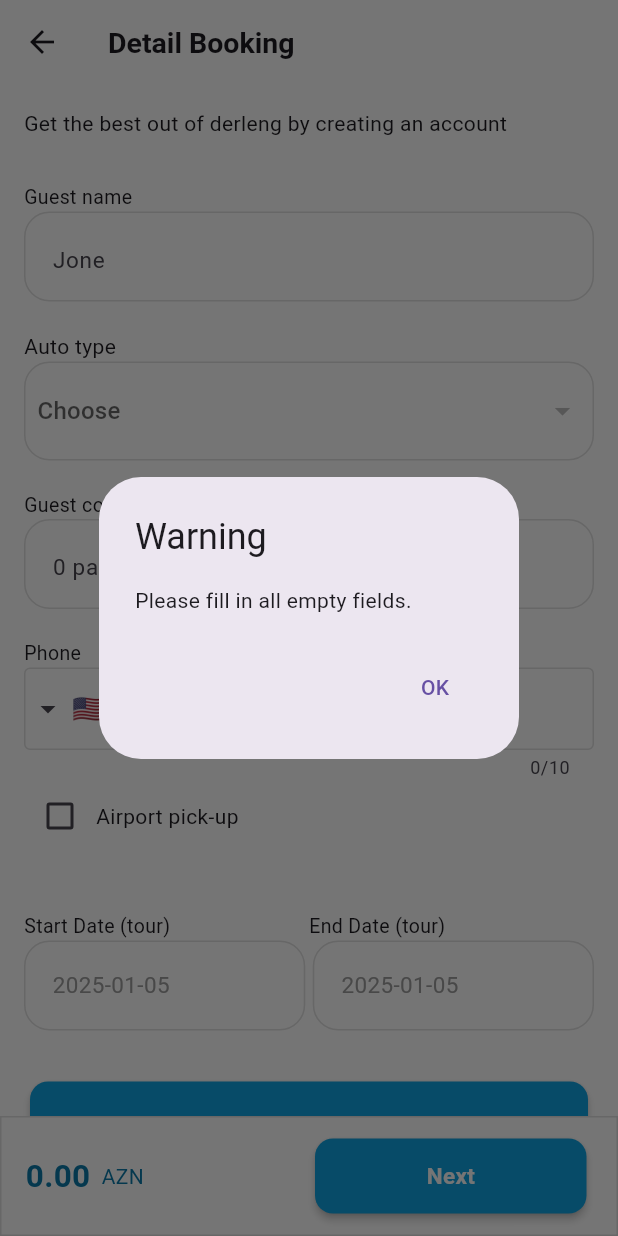
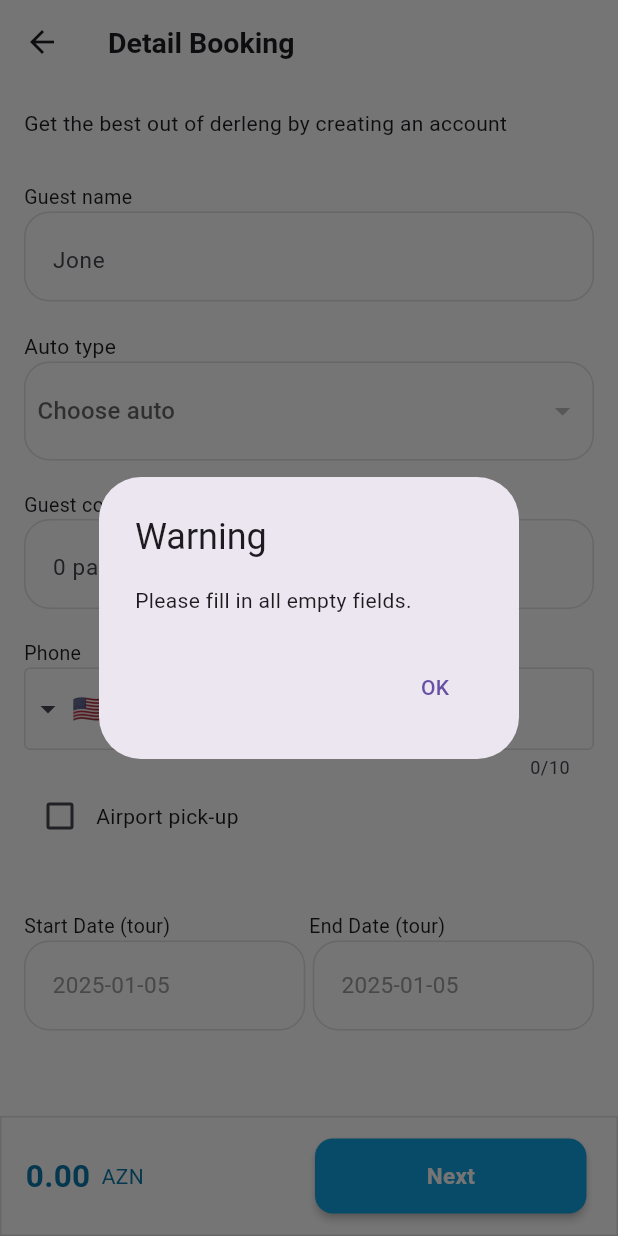
Before and after one commit to HasanShukurof/Tripaz-with-Backend, a Flutter app: the DetailBookingScreen screen opened directly with empty values, after a tap on "Next", on a phone screen of 412 x 824 dp. Run offline on Flutter 3.47's test engine with Material 3 defaults, Android fonts, the phone set to English and light mode, and no system bars; drawn by our look-alikes of intl_phone_field; our stand-ins replace cached_network_image, dio, image_picker, shared_preferences; accounts and stored records are empty; network calls fail.

Commit message:
Calculate fixed

```diff
--- a/lib/main.dart
+++ b/lib/main.dart
@@ -75,7 +75,7 @@ class TripazApp extends StatelessWidget {
       theme: ThemeData(
         primarySwatch: Colors.blue,
       ),
-      home: const BottomNavBar(),
+      home: const LoginScreen(),
     );
   }
 }
--- a/lib/viewmodels/detail_booking_view_model.dart
+++ b/lib/viewmodels/detail_booking_view_model.dart
@@ -9,7 +9,7 @@ class DetailBookingViewModel extends ChangeNotifier {
   String? _errorMessage;
   bool _isLoading = false;
   List<CarTypeModel> _carTypes = [];
-  String? _selectedCarName;
+  String? _selectedCarName; // Başlangıçta null
 
   DetailBookingViewModel(this._mainRepository);
 
@@ -37,17 +37,17 @@ class DetailBookingViewModel extends ChangeNotifier {
     _isLoading = true;
     _errorMessage = null;
     notifyListeners();
-    print("fetchDetailBooking metodu başladı"); // Eklendi
+    print("fetchDetailBooking metodu başladı");
 
     try {
       _detailBooking = await _mainRepository.getDetailBooking(tourId);
       print(
-          "fetchDetailBooking: _detailBooking alındı. Değerler: ${_detailBooking?.toJson()}"); //eklendi
+          "fetchDetailBooking: _detailBooking alındı. Değerler: ${_detailBooking?.toJson()}");
     } catch (e) {
       _errorMessage = 'Rezervasyon detayları yüklenirken bir hata oluştu: $e';
-      print("fetchDetailBooking hata: $e"); //eklendi
+      print("fetchDetailBooking hata: $e");
     } finally {
-      print("fetchDetailBooking finally çalıştı"); // Eklendi
+      print("fetchDetailBooking finally çalıştı");
       _isLoading = false;
       notifyListeners();
     }
@@ -60,9 +60,6 @@ class DetailBookingViewModel extends ChangeNotifier {
 
     try {
       _carTypes = await _mainRepository.getCarTypes(tourId);
-      if (_carTypes.isNotEmpty) {
-        _selectedCarName = _carTypes.first.carName;
-      }
     } catch (e) {
       _errorMessage = 'Araç tipleri yüklenirken bir hata oluştu: $e';
     } finally {
--- a/lib/views/detail_booking_screen.dart
+++ b/lib/views/detail_booking_screen.dart
@@ -2,6 +2,7 @@ import 'package:flutter/material.dart';
 import 'package:intl_phone_field/intl_phone_field.dart';
 import 'package:provider/provider.dart';
 import 'package:tripaz_app/viewmodels/detail_booking_view_model.dart';
+import 'package:tripaz_app/views/home_screen.dart';
 
 import '../models/car_type_model.dart';
 
@@ -80,6 +81,7 @@ class _DetailBookingScreenState extends State<DetailBookingScreen> {
     if (picked != null && picked != pickUpTime) {
       setState(() {
         pickUpTime = picked;
+        calculate();
       });
     }
   }
@@ -94,6 +96,7 @@ class _DetailBookingScreenState extends State<DetailBookingScreen> {
     if (picked != null) {
       setState(() {
         pickUpDate = picked;
+        calculate();
       });
     }
   }
@@ -127,6 +130,7 @@ class _DetailBookingScreenState extends State<DetailBookingScreen> {
       } else {
         setState(() {
           startDate = picked;
+          calculate();
         });
       }
     }
@@ -161,6 +165,7 @@ class _DetailBookingScreenState extends State<DetailBookingScreen> {
       } else {
         setState(() {
           endDate = picked;
+          calculate();
         });
       }
     }
@@ -290,10 +295,16 @@ class _DetailBookingScreenState extends State<DetailBookingScreen> {
                                   child: DropdownButton<String>(
                                     underline: const SizedBox(),
                                     isExpanded: true,
-                                    hint: const Text("Choose"),
+                                    hint: viewModelConsumer.selectedCarName ==
+                                            null
+                                        ? const Text("Choose auto")
+                                        : null,
                                     value: viewModelConsumer.selectedCarName,
                                     onChanged: (value) {
-                                      viewModel.selectCarName(value!);
+                                      if (value != null) {
+                                        viewModel.selectCarName(value);
+                                        calculate();
+                                      }
                                     },
                                     items: viewModel.carTypes.map((carType) {
                                       return DropdownMenuItem<String>(
@@ -653,30 +664,6 @@ class _DetailBookingScreenState extends State<DetailBookingScreen> {
                               const SizedBox(
                                 height: 30,
                               ),
-                              GestureDetector(
-                                onTap: () => calculate(),
-                                child: const Card(
-                                  elevation: 2.2,
-                                  color: Color(0XFFF0FA3E2),
-                                  child: SizedBox(
-                                    height: 60,
-                                    child: Align(
-                                      alignment: Alignment.center,
-                                      child: Text(
-                                        "Calculate",
-                                        style: TextStyle(
-                                          fontWeight: FontWeight.bold,
-                                          color: Colors.white,
-                                          fontSize: 15,
-                                        ),
-                                      ),
-                                    ),
-                                  ),
-                                ),
-                              ),
-                              const SizedBox(
-                                height: 30,
-                              ),
                             ],
                           ),
                         ),
@@ -715,7 +702,6 @@ class _DetailBookingScreenState extends State<DetailBookingScreen> {
                         child: GestureDetector(
                           onTap: () {
                             if (_guestNameController.text.isNotEmpty &&
-                                _guestCountController.text.isNotEmpty &&
                                 viewModelConsumer.selectedCarName != null &&
                                 _completeNumber != null &&
                                 startDate != null &&
@@ -724,7 +710,11 @@ class _DetailBookingScreenState extends State<DetailBookingScreen> {
                                     (pickUpDate != null &&
                                         pickUpTime != null))) {
                               print("Tüm alanlar dolu, geçiş yapılıyor.");
-                              //Burada bir sonraki sayfaya geçebilirsiniz.
+                              Navigator.push(
+                                  context,
+                                  MaterialPageRoute(
+                                    builder: (context) => const HomeScreen(),
+                                  ));
                             } else {
                               showDialog(
                                 context: context,
```
Also changed, not shown: 1 other file.
